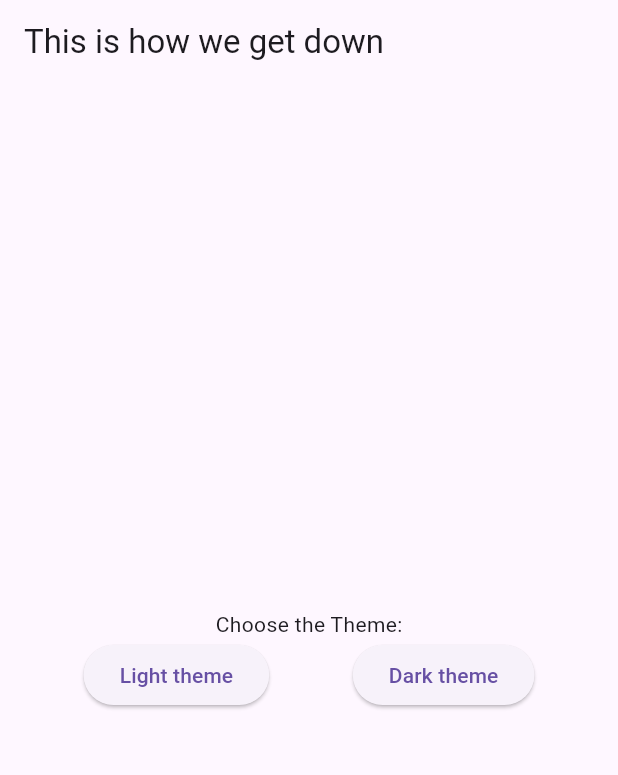
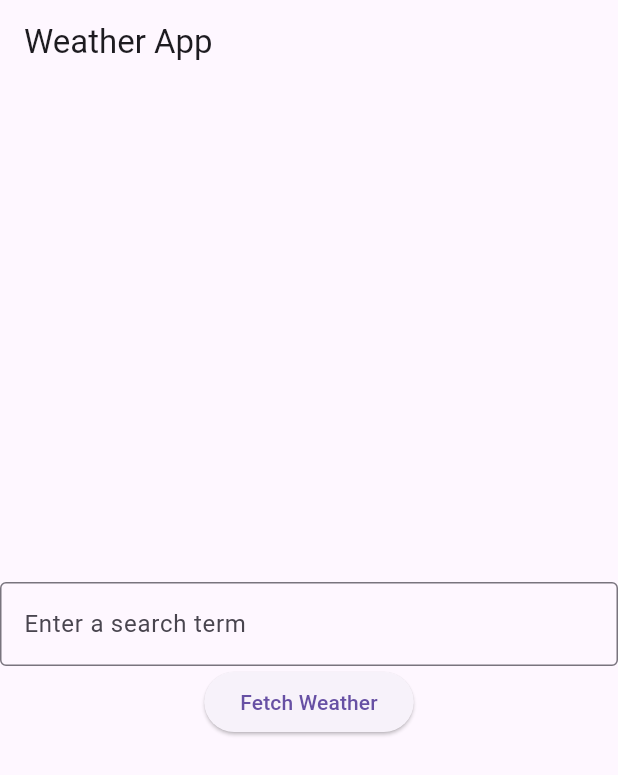
Before and after one commit to ClearNixson/weather_info_app, a Flutter app: the screen it shows after launch, on a phone screen of 412 x 824 dp. Shown: the top 775 px of the screen. Run offline on Flutter 3.47's test engine with Material 3 defaults, Android fonts, the phone set to English and light mode, and no system bars.

Commit message:
ui stuff

```diff
--- a/lib/main.dart
+++ b/lib/main.dart
@@ -30,14 +30,17 @@ class _RunMyAppState extends State<RunMyApp> {
       debugShowCheckedModeBanner: false,
       home: Scaffold(
         appBar: AppBar(
-          title: Text('This is how we get down '),
+          title: Text('Weather App '),
         ),
         body: Center(
           child: Column(
             mainAxisAlignment: MainAxisAlignment.center,
             children: [
-              const Text(
-                'Choose the Theme:',
+              TextField(
+                decoration: InputDecoration(
+                  border: OutlineInputBorder(),
+                  hintText: 'Enter a search term',
+                ),
               ),
               Row(
                 mainAxisAlignment: MainAxisAlignment.spaceEvenly,
@@ -46,14 +49,9 @@ class _RunMyAppState extends State<RunMyApp> {
                   // show it using these buttons
                   ElevatedButton(
                       onPressed: () {
-                        changeTheme(ThemeMode.light);
-                      },
-                      child: Text('Light theme')),
-                  ElevatedButton(
-                      onPressed: () {
                         changeTheme(ThemeMode.dark);
                       },
-                      child: Text('Dark theme')),
+                      child: Text('Fetch Weather')),
                 ],
               ),
             ],
```
